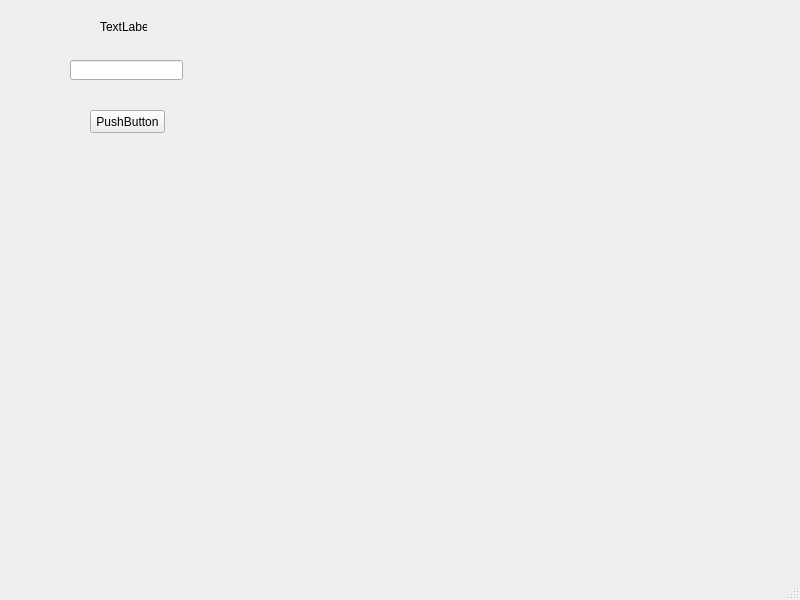
The window that ui/main.ui (sssuckmyblood/Translator) describes before a commit, drawn with Qt 5.
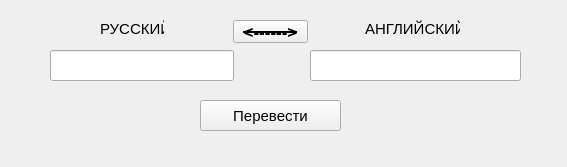
The same window after the commit.

```diff
--- a/ui/main.ui
+++ b/ui/main.ui
@@ -6,62 +6,114 @@
    <rect>
     <x>0</x>
     <y>0</y>
-    <width>800</width>
-    <height>600</height>
+    <width>567</width>
+    <height>167</height>
    </rect>
   </property>
   <property name="windowTitle">
    <string>MainWindow</string>
   </property>
   <widget class="QWidget" name="centralwidget">
+   <widget class="QLabel" name="label">
+    <property name="geometry">
+     <rect>
+      <x>100</x>
+      <y>20</y>
+      <width>64</width>
+      <height>18</height>
+     </rect>
+    </property>
+    <property name="font">
+     <font>
+      <pointsize>11</pointsize>
+     </font>
+    </property>
+    <property name="text">
+     <string>РУССКИЙ</string>
+    </property>
+   </widget>
+   <widget class="QLabel" name="label_2">
+    <property name="geometry">
+     <rect>
+      <x>365</x>
+      <y>20</y>
+      <width>95</width>
+      <height>18</height>
+     </rect>
+    </property>
+    <property name="font">
+     <font>
+      <pointsize>11</pointsize>
+     </font>
+    </property>
+    <property name="text">
+     <string>АНГЛИЙСКИЙ</string>
+    </property>
+   </widget>
+   <widget class="QLineEdit" name="lineEdit">
+    <property name="geometry">
+     <rect>
+      <x>50</x>
+      <y>50</y>
+      <width>184</width>
+      <height>31</height>
+     </rect>
+    </property>
+   </widget>
+   <widget class="QLineEdit" name="lineEdit_2">
+    <property name="geometry">
+     <rect>
+      <x>310</x>
+      <y>50</y>
+      <width>211</width>
+      <height>31</height>
+     </rect>
+    </property>
+   </widget>
    <widget class="QPushButton" name="pushButton">
     <property name="geometry">
      <rect>
-      <x>90</x>
-      <y>110</y>
+      <x>233</x>
+      <y>20</y>
       <width>75</width>
       <height>23</height>
      </rect>
     </property>
+    <property name="font">
+     <font>
+      <pointsize>13</pointsize>
+      <weight>75</weight>
+      <italic>false</italic>
+      <bold>true</bold>
+      <underline>false</underline>
+      <strikeout>true</strikeout>
+      <stylestrategy>PreferAntialias</stylestrategy>
+      <kerning>false</kerning>
+     </font>
+    </property>
     <property name="text">
-     <string>PushButton</string>
+     <string>&lt;------&gt;</string>
     </property>
    </widget>
-   <widget class="QLineEdit" name="lineEdit">
+   <widget class="QPushButton" name="pushButton_2">
     <property name="geometry">
      <rect>
-      <x>70</x>
-      <y>60</y>
-      <width>113</width>
-      <height>20</height>
+      <x>200</x>
+      <y>100</y>
+      <width>141</width>
+      <height>31</height>
      </rect>
     </property>
-   </widget>
-   <widget class="QLabel" name="label">
-    <property name="geometry">
-     <rect>
-      <x>100</x>
-      <y>20</y>
-      <width>47</width>
-      <height>13</height>
-     </rect>
+    <property name="font">
+     <font>
+      <pointsize>11</pointsize>
+     </font>
     </property>
     <property name="text">
-     <string>TextLabel</string>
+     <string>Перевести</string>
     </property>
    </widget>
   </widget>
-  <widget class="QMenuBar" name="menubar">
-   <property name="geometry">
-    <rect>
-     <x>0</x>
-     <y>0</y>
-     <width>800</width>
-     <height>21</height>
-    </rect>
-   </property>
-  </widget>
-  <widget class="QStatusBar" name="statusbar"/>
  </widget>
  <resources/>
  <connections/>
```
